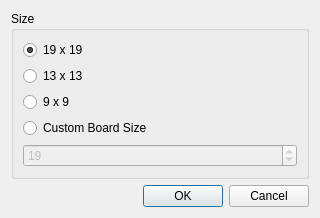
Old version of the form boardsizedialog.ui in the repository nullx002/mugo.
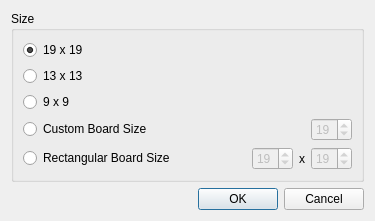
New version of the form.

Commit message: Fixes issue 5 add: rectangular board size on new document dialog.

What changed in the file:
```diff
--- a/boardsizedialog.ui
+++ b/boardsizedialog.ui
@@ -6,7 +6,7 @@
    <rect>
     <x>0</x>
     <y>0</y>
-    <width>320</width>
+    <width>375</width>
     <height>216</height>
    </rect>
   </property>
@@ -45,6 +45,8 @@
        </widget>
       </item>
       <item>
+       <layout class="QHBoxLayout" name="customSizeLayout">
+        <item>
        <widget class="QRadioButton" name="radioCustomButton">
         <property name="text">
          <string>Custom Board Size</string>
@@ -56,6 +58,12 @@
         <property name="enabled">
          <bool>false</bool>
         </property>
+          <property name="sizePolicy">
+           <sizepolicy hsizetype="Fixed" vsizetype="Fixed">
+            <horstretch>0</horstretch>
+            <verstretch>0</verstretch>
+           </sizepolicy>
+          </property>
         <property name="minimum">
          <number>2</number>
         </property>
@@ -66,6 +74,76 @@
          <number>19</number>
         </property>
        </widget>
+        </item>
+       </layout>
+      </item>
+      <item>
+       <layout class="QHBoxLayout" name="rectangularLayout">
+        <item>
+         <widget class="QRadioButton" name="radioRectangularButton">
+          <property name="text">
+           <string>Rectangular Board Size</string>
+          </property>
+         </widget>
+        </item>
+        <item>
+         <widget class="QSpinBox" name="xsizeSpinBox">
+          <property name="enabled">
+           <bool>false</bool>
+          </property>
+          <property name="sizePolicy">
+           <sizepolicy hsizetype="Fixed" vsizetype="Fixed">
+            <horstretch>0</horstretch>
+            <verstretch>0</verstretch>
+           </sizepolicy>
+          </property>
+          <property name="minimum">
+           <number>2</number>
+          </property>
+          <property name="maximum">
+           <number>52</number>
+          </property>
+          <property name="value">
+           <number>19</number>
+          </property>
+         </widget>
+        </item>
+        <item>
+         <widget class="QLabel" name="label">
+          <property name="sizePolicy">
+           <sizepolicy hsizetype="Fixed" vsizetype="Preferred">
+            <horstretch>0</horstretch>
+            <verstretch>0</verstretch>
+           </sizepolicy>
+          </property>
+          <property name="text">
+           <string>x</string>
+          </property>
+         </widget>
+        </item>
+        <item>
+         <widget class="QSpinBox" name="ysizeSpinBox">
+          <property name="enabled">
+           <bool>false</bool>
+          </property>
+          <property name="sizePolicy">
+           <sizepolicy hsizetype="Fixed" vsizetype="Fixed">
+            <horstretch>0</horstretch>
+            <verstretch>0</verstretch>
+           </sizepolicy>
+          </property>
+          <property name="minimum">
+           <number>2</number>
+          </property>
+          <property name="maximum">
+           <number>52</number>
+          </property>
+          <property name="value">
+           <number>19</number>
+          </property>
+         </widget>
+        </item>
+       </layout>
       </item>
      </layout>
     </widget>
```
Lines whose indentation alone changed are shown as unchanged. The commit also changes 8 other files.
